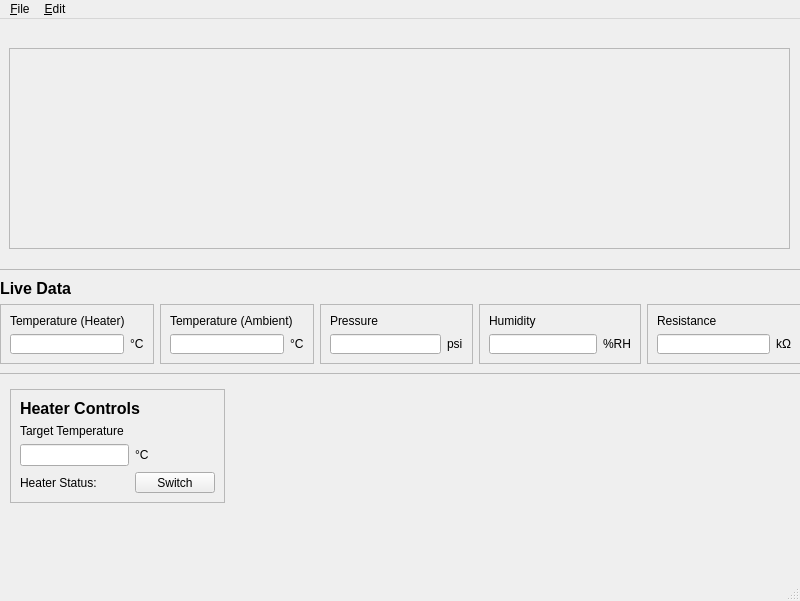
Above: ui/main_gui.ui from CydiaBoss/gas-chamber-ctrl before the change. Below: the same form after it.
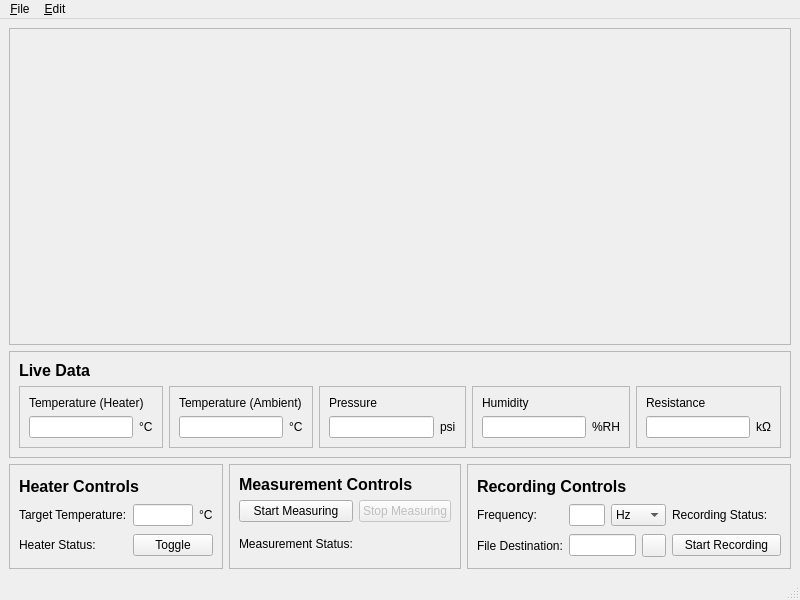
That is the form after the change. Icons and pictures are not drawn. Custom widgets are drawn as their Qt base class.

The edit to the form file:
```diff
--- a/ui/main_gui.ui
+++ b/ui/main_gui.ui
@@ -7,22 +7,40 @@
     <x>0</x>
     <y>0</y>
     <width>800</width>
-    <height>601</height>
+    <height>600</height>
    </rect>
   </property>
   <property name="windowTitle">
    <string>Gas Chamber Controller</string>
   </property>
   <widget class="QWidget" name="centralwidget">
+   <layout class="QGridLayout" name="gridLayout_10" rowstretch="3,1,1">
+    <item row="0" column="0" colspan="3">
+     <widget class="QFrame" name="graph_frame">
+      <property name="frameShape">
+       <enum>QFrame::StyledPanel</enum>
+      </property>
+      <property name="frameShadow">
+       <enum>QFrame::Sunken</enum>
+      </property>
+      <layout class="QGridLayout" name="gridLayout_11">
+       <item row="0" column="0">
+        <widget class="LivePlotWidget" name="temp_plot" native="true"/>
+       </item>
+       <item row="0" column="1">
+        <widget class="LivePlotWidget" name="resistance_plot" native="true"/>
+       </item>
+       <item row="1" column="0">
+        <widget class="LivePlotWidget" name="pressure_plot" native="true"/>
+       </item>
+       <item row="1" column="1">
+        <widget class="LivePlotWidget" name="humidity_plot" native="true"/>
+       </item>
+      </layout>
+     </widget>
+    </item>
+    <item row="1" column="0" colspan="3">
    <widget class="QFrame" name="live_data_frame">
-    <property name="geometry">
-     <rect>
-      <x>-10</x>
-      <y>250</y>
-      <width>821</width>
-      <height>105</height>
-     </rect>
-    </property>
     <property name="frameShape">
      <enum>QFrame::StyledPanel</enum>
     </property>
@@ -32,6 +50,12 @@
     <layout class="QGridLayout" name="gridLayout_6">
      <item row="0" column="0" colspan="5">
       <widget class="QLabel" name="label_6">
+         <property name="maximumSize">
+          <size>
+           <width>16777215</width>
+           <height>20</height>
+          </size>
+         </property>
        <property name="font">
         <font>
          <pointsize>12</pointsize>
@@ -191,45 +215,9 @@
      </item>
     </layout>
    </widget>
-   <widget class="QFrame" name="graph_frame">
-    <property name="geometry">
-     <rect>
-      <x>9</x>
-      <y>29</y>
-      <width>781</width>
-      <height>201</height>
-     </rect>
-    </property>
-    <property name="frameShape">
-     <enum>QFrame::StyledPanel</enum>
-    </property>
-    <property name="frameShadow">
-     <enum>QFrame::Sunken</enum>
-    </property>
-    <layout class="QHBoxLayout" name="horizontalLayout">
-     <item>
-      <widget class="LivePlotWidget" name="temp_plot" native="true"/>
-     </item>
-     <item>
-      <widget class="LivePlotWidget" name="pressure_plot" native="true"/>
-     </item>
-     <item>
-      <widget class="LivePlotWidget" name="humidity_plot" native="true"/>
-     </item>
-     <item>
-      <widget class="LivePlotWidget" name="resistance_plot" native="true"/>
-     </item>
-    </layout>
-   </widget>
+    </item>
+    <item row="2" column="0">
    <widget class="QFrame" name="heater_panel">
-    <property name="geometry">
-     <rect>
-      <x>10</x>
-      <y>370</y>
-      <width>215</width>
-      <height>114</height>
-     </rect>
-    </property>
     <property name="frameShape">
      <enum>QFrame::StyledPanel</enum>
     </property>
@@ -237,8 +225,14 @@
      <enum>QFrame::Sunken</enum>
     </property>
     <layout class="QGridLayout" name="gridLayout_7">
-     <item row="0" column="0" colspan="3">
+       <item row="0" column="0" colspan="4">
       <widget class="QLabel" name="label_7">
+         <property name="maximumSize">
+          <size>
+           <width>16777215</width>
+           <height>20</height>
+          </size>
+         </property>
        <property name="font">
         <font>
          <pointsize>12</pointsize>
@@ -251,32 +245,35 @@
        </property>
       </widget>
      </item>
-     <item row="1" column="0" colspan="3">
+       <item row="1" column="0" colspan="2">
       <widget class="QLabel" name="label_8">
        <property name="text">
-        <string>Target Temperature</string>
+          <string>Target Temperature:</string>
+         </property>
+         <property name="buddy">
+          <cstring>heater_value</cstring>
        </property>
       </widget>
      </item>
-     <item row="2" column="0" colspan="2">
+       <item row="1" column="2">
       <widget class="QLineEdit" name="heater_value"/>
      </item>
-     <item row="2" column="2">
+       <item row="1" column="3">
       <widget class="QLabel" name="label_11">
        <property name="text">
         <string notr="true">°C</string>
        </property>
       </widget>
      </item>
-     <item row="3" column="0">
+       <item row="2" column="0">
       <widget class="QLabel" name="label_10">
        <property name="text">
         <string>Heater Status: </string>
        </property>
       </widget>
      </item>
-     <item row="3" column="1">
-      <widget class="QLabel" name="status_icon">
+       <item row="2" column="1">
+        <widget class="QLabel" name="heat_status_icon">
        <property name="textFormat">
         <enum>Qt::PlainText</enum>
        </property>
@@ -285,15 +282,200 @@
        </property>
       </widget>
      </item>
-     <item row="3" column="2">
+       <item row="2" column="2" colspan="2">
       <widget class="QPushButton" name="heater_toggle">
        <property name="text">
-        <string>Switch</string>
+          <string>Toggle</string>
        </property>
       </widget>
      </item>
     </layout>
    </widget>
+    </item>
+    <item row="2" column="1">
+     <widget class="QFrame" name="meas_panel">
+      <property name="frameShape">
+       <enum>QFrame::StyledPanel</enum>
+      </property>
+      <property name="frameShadow">
+       <enum>QFrame::Sunken</enum>
+      </property>
+      <layout class="QGridLayout" name="gridLayout_8" columnstretch="1,1">
+       <item row="0" column="0" colspan="2">
+        <widget class="QLabel" name="label_9">
+         <property name="maximumSize">
+          <size>
+           <width>16777215</width>
+           <height>20</height>
+          </size>
+         </property>
+         <property name="font">
+          <font>
+           <pointsize>12</pointsize>
+           <weight>75</weight>
+           <bold>true</bold>
+          </font>
+         </property>
+         <property name="text">
+          <string>Measurement Controls</string>
+         </property>
+        </widget>
+       </item>
+       <item row="1" column="0">
+        <widget class="QPushButton" name="start_meas_btn">
+         <property name="text">
+          <string>Start Measuring</string>
+         </property>
+        </widget>
+       </item>
+       <item row="1" column="1">
+        <widget class="QPushButton" name="stop_meas_btn">
+         <property name="enabled">
+          <bool>false</bool>
+         </property>
+         <property name="text">
+          <string>Stop Measuring</string>
+         </property>
+        </widget>
+       </item>
+       <item row="2" column="0">
+        <widget class="QLabel" name="label_12">
+         <property name="text">
+          <string>Measurement Status:</string>
+         </property>
+        </widget>
+       </item>
+       <item row="2" column="1">
+        <widget class="QLabel" name="meas_status_icon">
+         <property name="text">
+          <string/>
+         </property>
+         <property name="pixmap">
+          <pixmap resource="main_rc.qrc">:/status/cross.png</pixmap>
+         </property>
+        </widget>
+       </item>
+      </layout>
+     </widget>
+    </item>
+    <item row="2" column="2">
+     <widget class="QFrame" name="record_panel">
+      <property name="frameShape">
+       <enum>QFrame::StyledPanel</enum>
+      </property>
+      <property name="frameShadow">
+       <enum>QFrame::Sunken</enum>
+      </property>
+      <layout class="QGridLayout" name="gridLayout_9">
+       <item row="0" column="0" colspan="4">
+        <widget class="QLabel" name="label_14">
+         <property name="maximumSize">
+          <size>
+           <width>16777215</width>
+           <height>20</height>
+          </size>
+         </property>
+         <property name="font">
+          <font>
+           <pointsize>12</pointsize>
+           <weight>75</weight>
+           <bold>true</bold>
+          </font>
+         </property>
+         <property name="text">
+          <string>Recording Controls</string>
+         </property>
+        </widget>
+       </item>
+       <item row="1" column="0">
+        <widget class="QLabel" name="label_13">
+         <property name="text">
+          <string>Frequency:</string>
+         </property>
+         <property name="buddy">
+          <cstring>freq_value</cstring>
+         </property>
+        </widget>
+       </item>
+       <item row="1" column="1" colspan="2">
+        <widget class="QLineEdit" name="freq_value"/>
+       </item>
+       <item row="1" column="3" colspan="2">
+        <widget class="QComboBox" name="freq_unit">
+         <item>
+          <property name="text">
+           <string notr="true">Hz</string>
+          </property>
+         </item>
+         <item>
+          <property name="text">
+           <string notr="true">kHz</string>
+          </property>
+         </item>
+         <item>
+          <property name="text">
+           <string notr="true">MHz</string>
+          </property>
+         </item>
+         <item>
+          <property name="text">
+           <string notr="true">GHz</string>
+          </property>
+         </item>
+        </widget>
+       </item>
+       <item row="1" column="5">
+        <widget class="QLabel" name="label_15">
+         <property name="text">
+          <string>Recording Status:</string>
+         </property>
+        </widget>
+       </item>
+       <item row="1" column="6">
+        <widget class="QLabel" name="record_icon">
+         <property name="text">
+          <string/>
+         </property>
+         <property name="pixmap">
+          <pixmap resource="main_rc.qrc">:/status/cross.png</pixmap>
+         </property>
+        </widget>
+       </item>
+       <item row="2" column="4">
+        <widget class="QToolButton" name="toolButton">
+         <property name="text">
+          <string/>
+         </property>
+         <property name="icon">
+          <iconset resource="main_rc.qrc">
+           <normaloff>:/icon/folder.png</normaloff>:/icon/folder.png</iconset>
+         </property>
+        </widget>
+       </item>
+       <item row="2" column="5" colspan="2">
+        <widget class="QPushButton" name="pushButton">
+         <property name="text">
+          <string>Start Recording</string>
+         </property>
+        </widget>
+       </item>
+       <item row="2" column="0">
+        <widget class="QLabel" name="label_16">
+         <property name="text">
+          <string>File Destination:</string>
+         </property>
+         <property name="buddy">
+          <cstring>lineEdit</cstring>
+         </property>
+        </widget>
+       </item>
+       <item row="2" column="1" colspan="3">
+        <widget class="QLineEdit" name="lineEdit"/>
+       </item>
+      </layout>
+     </widget>
+    </item>
+   </layout>
   </widget>
   <widget class="QMenuBar" name="menubar">
    <property name="geometry">
```
Left out of the diff: 15 changed lines with no effect on the pictures. Lines whose indentation alone changed are shown as unchanged.
